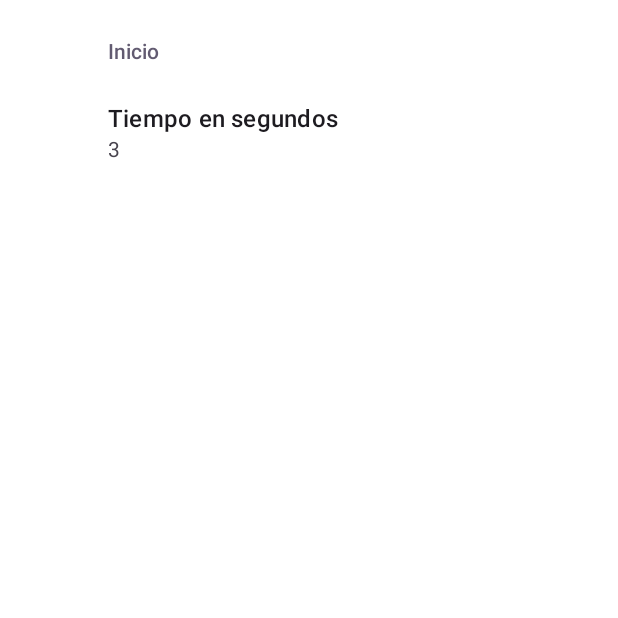
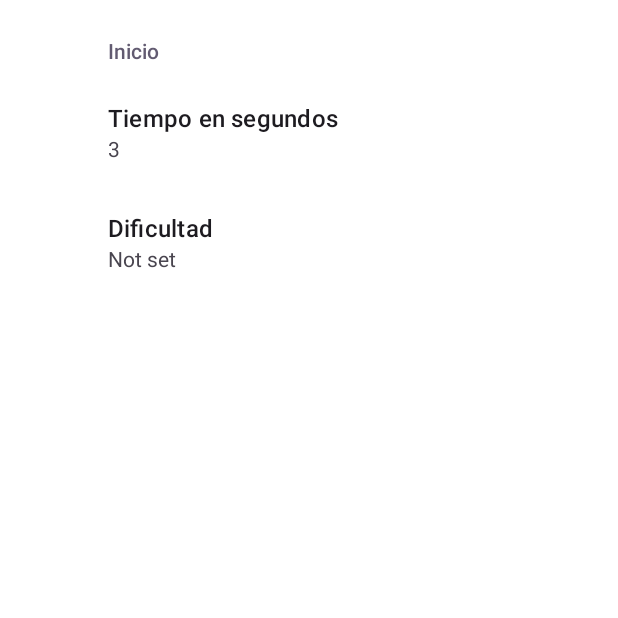
Before and after one commit to Samu385/My_Bop_It_App, an Android app: the SettingsActivity screen opened directly, with no data from a screen before it, on a phone screen of 412 x 824 dp, the top half of it. Run offline under Robolectric (Android 15) with nearby library versions, the phone set to English and light mode, and no system bars; our stand-ins replace androidx.preference.

Commit message:
Implementación de dificultad haciendo uso de  las preferencias

```diff
--- a/app/src/main/AndroidManifest.xml
+++ b/app/src/main/AndroidManifest.xml
@@ -1,7 +1,7 @@
 <?xml version="1.0" encoding="utf-8"?>
 <manifest xmlns:android="http://schemas.android.com/apk/res/android"
     xmlns:tools="http://schemas.android.com/tools">
-
+    <uses-permission android:name="android.permission.HIGH_SAMPLING_RATE_SENSORS"></uses-permission>
     <application
         android:allowBackup="true"
         android:dataExtractionRules="@xml/data_extraction_rules"
@@ -13,7 +13,7 @@
         android:theme="@style/Theme.My_Bop_It_App"
         tools:targetApi="31">
         <activity
-            android:name=".Game"
+            android:name=".HomeActivity"
             android:exported="false" />
         <activity
             android:name=".SettingsActivity"
@@ -21,7 +21,7 @@
             android:label="@string/title_activity_settings"
             android:parentActivityName=".HomeActivity" />
         <activity
-            android:name=".HomeActivity"
+            android:name=".Game"
             android:exported="false" />
         <activity
             android:name=".AboutActivity"
--- a/app/src/main/java/com/example/my_bop_it_app/SettingsActivity.kt
+++ b/app/src/main/java/com/example/my_bop_it_app/SettingsActivity.kt
@@ -1,6 +1,8 @@
 package com.example.my_bop_it_app
 
 import android.os.Bundle
+import android.util.Log
+import android.widget.Toast
 import androidx.appcompat.app.AppCompatActivity
 import androidx.preference.PreferenceFragmentCompat
 
--- a/app/src/main/res/values/arrays.xml
+++ b/app/src/main/res/values/arrays.xml
@@ -5,6 +5,16 @@
         <item>3</item>
         <item>5</item>
     </string-array>
+    <string-array name="difficulty_values">
+        <item>1.0</item>
+        <item>1.3</item>
+        <item>1.5</item>
+    </string-array>
+    <string-array name="difficulty_names">
+        <item>Fácil</item>
+        <item>Medio</item>
+        <item>Difícil</item>
+    </string-array>
 
 
 </resources>
--- a/app/src/main/res/values/strings.xml
+++ b/app/src/main/res/values/strings.xml
@@ -17,6 +17,7 @@
 
     //Configuraciones
     <string name="messages_header">Inicio</string>
+    <string name="difficulty_header">Dificultad</string>
     <string name="time">Tiempo en segundos</string>
 
     //Jugar
--- a/app/src/main/res/xml/root_preferences.xml
+++ b/app/src/main/res/xml/root_preferences.xml
@@ -1,12 +1,20 @@
-<PreferenceScreen xmlns:app="http://schemas.android.com/apk/res-auto">
+<PreferenceScreen xmlns:android="http://schemas.android.com/apk/res/android"
+    xmlns:app="http://schemas.android.com/apk/res-auto">
 
     <PreferenceCategory app:title="@string/messages_header">
         <ListPreference
             app:defaultValue="3"
             app:entries="@array/time"
             app:entryValues="@array/time"
-            app:key="time_spash"
+            app:key="time_splash"
             app:title="@string/time"
+            app:useSimpleSummaryProvider="true" />
+        <ListPreference
+            app:defaultValue="1"
+            app:entries="@array/difficulty_names"
+            app:entryValues="@array/difficulty_values"
+            app:key="difficulty"
+            app:title="@string/difficulty_header"
             app:useSimpleSummaryProvider="true" />
 
     </PreferenceCategory>
```
Also changed, not shown: app/src/main/java/com/example/my_bop_it_app/Game.kt (+148 -67 lines), app/src/main/java/com/example/my_bop_it_app/SplashScreenActivity.kt (+6 -3 lines), app/src/main/res/layout/activity_game.xml (+10 -6 lines), 1 other file.
